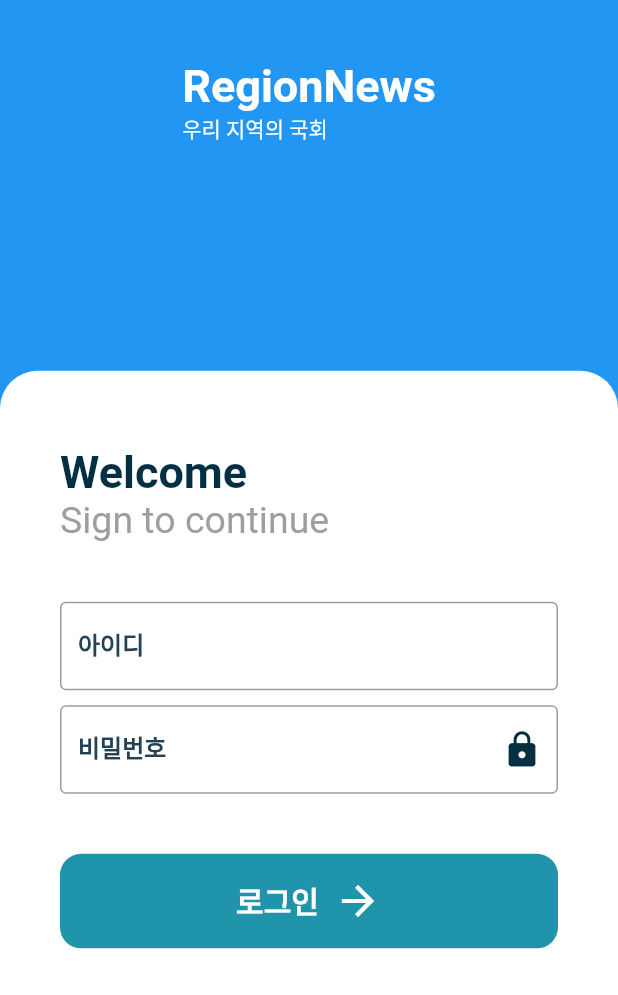
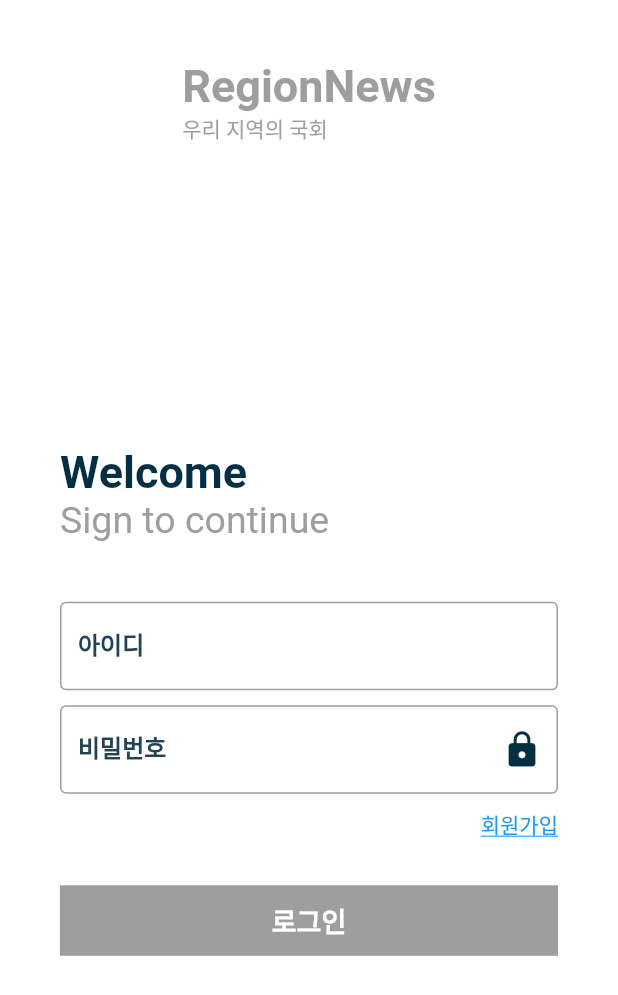
Before and after one commit to park-kitae/region_design, a Flutter app: the LoginScreen screen opened directly, on a phone screen of 412 x 824 dp. Shown: the top 995 px of the screen. Run offline on Flutter 3.47's test engine with Material 2 defaults, Android fonts, the light colour scheme and no system bars.

Commit message:
뷰 작업
- 로그인 디자인 수정
- 회원가입 디자인 수정

```diff
--- /dev/null
+++ b/lib/component/CustomTextField.dart
@@ -0,0 +1,30 @@
+import 'package:flutter/material.dart';
+
+class CustomTextField extends StatelessWidget {
+
+  final String label;
+  final Widget icon;
+  final bool isPassword;
+
+  const CustomTextField({Key key, this.label, this.icon, this.isPassword = false}) : super(key: key);
+
+  @override
+  Widget build(BuildContext context) {
+    return TextField(
+      style: TextStyle(color: Color(0xFFF234253),fontWeight: FontWeight.bold),
+      obscureText: isPassword,
+      decoration: InputDecoration(
+          focusedBorder: OutlineInputBorder(
+              borderSide: BorderSide(color: Colors.grey, width: 1.0)
+          ),
+          enabledBorder: OutlineInputBorder(
+              borderSide: BorderSide(color: Colors.grey, width: 1.0)
+          ),
+          labelText: label,
+          labelStyle: TextStyle(color: Color(0xFFF234253),fontWeight: FontWeight.bold),
+          suffixIcon: icon
+      ),
+
+    );
+  }
+}
--- a/lib/login.dart
+++ b/lib/login.dart
@@ -1,5 +1,7 @@
 import 'package:flutter/cupertino.dart';
 import 'package:flutter/material.dart';
+import 'package:region_design/SignIn.dart';
+import 'package:region_design/component/CustomTextField.dart';
 
 class LoginScreen extends StatefulWidget {
   @override
@@ -15,7 +17,7 @@ class _LoginScreenState extends State<LoginScreen> {
           child: Container(
             height: MediaQuery.of(context).size.height,
             width: MediaQuery.of(context).size.width,
-            color: Colors.blue,
+            color: Colors.white,
             child: SafeArea(
               child: Column(
                 mainAxisAlignment: MainAxisAlignment.start,
@@ -31,14 +33,14 @@ class _LoginScreenState extends State<LoginScreen> {
                             style: TextStyle(
                               fontWeight: FontWeight.bold,
                               fontSize: 30,
-                              color: Colors.white,
+                              color: Colors.grey,
                             ),
                           ),
                           Text(
                             '우리 지역의 국회',
                             style: TextStyle(
                               fontSize: 14,
-                              color: Colors.white,
+                              color: Colors.grey,
                             ),
                           )
                         ],
@@ -79,13 +81,26 @@ class _LoginScreenState extends State<LoginScreen> {
                           isPassword: true,
                           icon: Icon(Icons.https, size: 27,color: Color(0xFFF032f41),),
                         ),
-                        SizedBox(height: 40),
-                        ButtonLoginAnimation(
-                          label: "로그인",
-                          fontColor: Colors.white,
-                          background: Color(0xFFF1f94aa),
-                          borderColor: Color(0xFFF1a7a8c),
-                        )
+                        Container(
+                          alignment: Alignment.topRight,
+                          margin: EdgeInsets.only(top: 10.0),
+                          child: GestureDetector(
+                            onTap: (){
+                              Navigator.of(context).push(
+                                  MaterialPageRoute(builder: (context) => Signin())
+                              );
+                            },
+                            child: Text(
+                              '회원가입',
+                              style: TextStyle(
+                                decoration: TextDecoration.underline,
+                                color: Colors.blue,
+                              ),
+                            ),
+                          )
+                        ),
+                        SizedBox(height: 30),
+                        LoginButton()
                       ],
                     ),
                   )
@@ -100,148 +115,24 @@ class _LoginScreenState extends State<LoginScreen> {
   }
 }
 
-class CustomTextField extends StatelessWidget {
 
-  final String label;
-  final Widget icon;
-  final bool isPassword;
-
-  const CustomTextField({Key key, this.label, this.icon, this.isPassword = false}) : super(key: key);
-
+class LoginButton extends StatelessWidget {
   @override
   Widget build(BuildContext context) {
-    return TextField(
-      style: TextStyle(color: Color(0xFFF234253),fontWeight: FontWeight.bold),
-      obscureText: isPassword,
-      decoration: InputDecoration(
-          focusedBorder: OutlineInputBorder(
-              borderSide: BorderSide(color: Colors.grey, width: 1.0)
+    return Container(
+      width: MediaQuery.of(context).size.width,
+      padding: EdgeInsets.only(top: 10, bottom: 10),
+      color: Colors.grey,
+      alignment: Alignment.center,
+      child: Text(
+          '로그인',
+          style: TextStyle(
+            color: Colors.white,
+            fontSize: 18,
+            fontWeight: FontWeight.bold
           ),
-          enabledBorder: OutlineInputBorder(
-              borderSide: BorderSide(color: Colors.grey, width: 1.0)
-          ),
-          labelText: label,
-          labelStyle: TextStyle(color: Color(0xFFF234253),fontWeight: FontWeight.bold),
-          suffixIcon: icon
-      ),
-
-    );
-  }
-}
-
-class ButtonLoginAnimation extends StatefulWidget {
-
-  final String label;
-  final Color background;
-  final Color borderColor;
-  final Color fontColor;
-  final Function onTap;
-  final Widget child;
-
-  const ButtonLoginAnimation({Key key, this.label, this.background, this.borderColor, this.fontColor, this.onTap, this.child}) : super(key: key);
-
-  @override
-  _ButtonLoginAnimationState createState() => _ButtonLoginAnimationState();
-}
-
-class _ButtonLoginAnimationState extends State<ButtonLoginAnimation>
-    with TickerProviderStateMixin {
-
-  AnimationController _positionController;
-  Animation<double> _positionAnimation;
-
-  AnimationController _scaleController;
-  Animation<double> _scaleAnimation;
-
-  bool _isLogin = false;
-  bool _isIconHide = false;
-
-  @override
-  void initState() {
-    super.initState();
-
-    _positionController = AnimationController(
-        vsync: this,
-        duration: Duration(milliseconds: 800)
-    );
-
-    _positionAnimation = Tween<double>(begin: 10.0, end: 255.0)
-        .animate(_positionController)..addStatusListener((status){
-      if(status == AnimationStatus.completed){
-        setState(() {
-          _isIconHide = true;
-        });
-        _scaleController.forward();
-      }
-    });
-
-    _scaleController = AnimationController(
-        vsync: this,
-        duration: Duration(milliseconds: 900)
-    );
-
-    _scaleAnimation = Tween<double>(begin: 1.0, end: 32)
-        .animate(_scaleController)..addStatusListener((status){
-      if(status == AnimationStatus.completed){
-      }
-    });
-
-  }
-
-  @override
-  Widget build(BuildContext context) {
-    return InkWell(
-      onTap: (){
-        setState(() {
-          _isLogin = true;
-        });
-        _positionController.forward();
-      },
-      child: Container(
-        height: 63,
-        width: double.infinity,
-        decoration: BoxDecoration(
-          color: widget.background,
-          borderRadius: BorderRadius.circular(14),
-        ),
-        child: !_isLogin ? Row(
-          crossAxisAlignment: CrossAxisAlignment.center,
-          mainAxisAlignment: MainAxisAlignment.center,
-          children: <Widget>[
-            Text(widget.label, style: TextStyle(
-                color: widget.fontColor,
-                fontSize: 20,
-                fontWeight: FontWeight.bold
-            )),
-            SizedBox(width: 10),
-            Icon(Icons.arrow_forward, color: widget.fontColor,size: 32)
-          ],
-        ) : Stack(
-          children: <Widget>[
-            AnimatedBuilder(
-              animation: _positionController,
-              builder: (context, child) => Positioned(
-                left: _positionAnimation.value,
-                top: 5,
-                child: AnimatedBuilder(
-                  animation: _scaleController,
-                  builder: (context,build) => Transform.scale(
-                      scale: _scaleAnimation.value,
-                      child: Container(
-                        height: 50,
-                        width: 50,
-                        decoration: BoxDecoration(
-                          color: widget.borderColor,
-                          shape: BoxShape.circle,
-                        ),
-                        child: !_isIconHide ? Icon(Icons.arrow_forward, color: widget.fontColor,size: 32) : Container(),
-                      )),
-                ),
-              ),
-            )
-          ],
-        ),
       ),
     );
   }
+
 }
```
Also changed, not shown: lib/SignIn.dart (added, +119 -0 lines).
